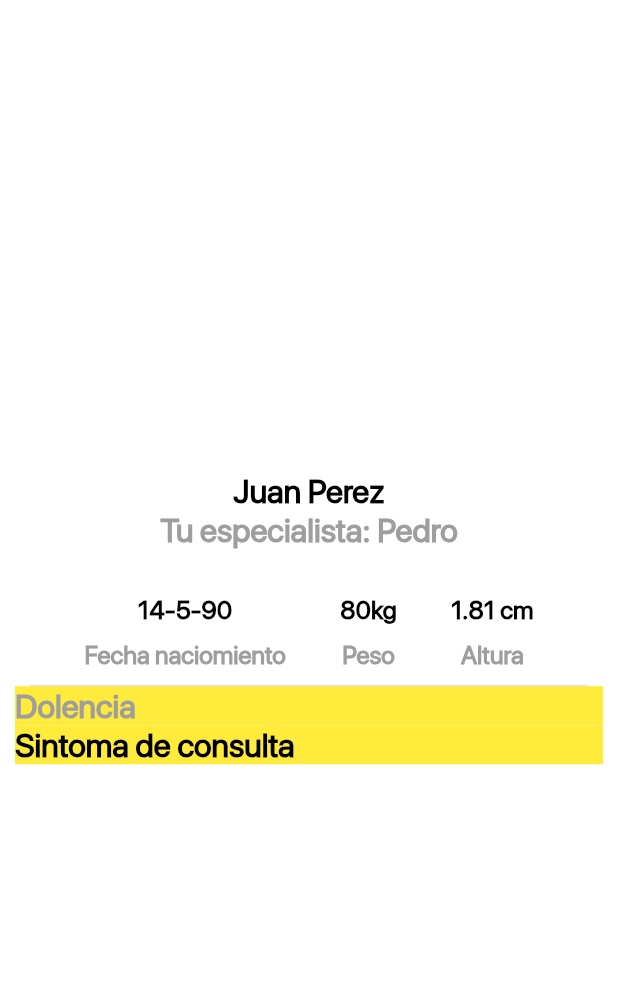
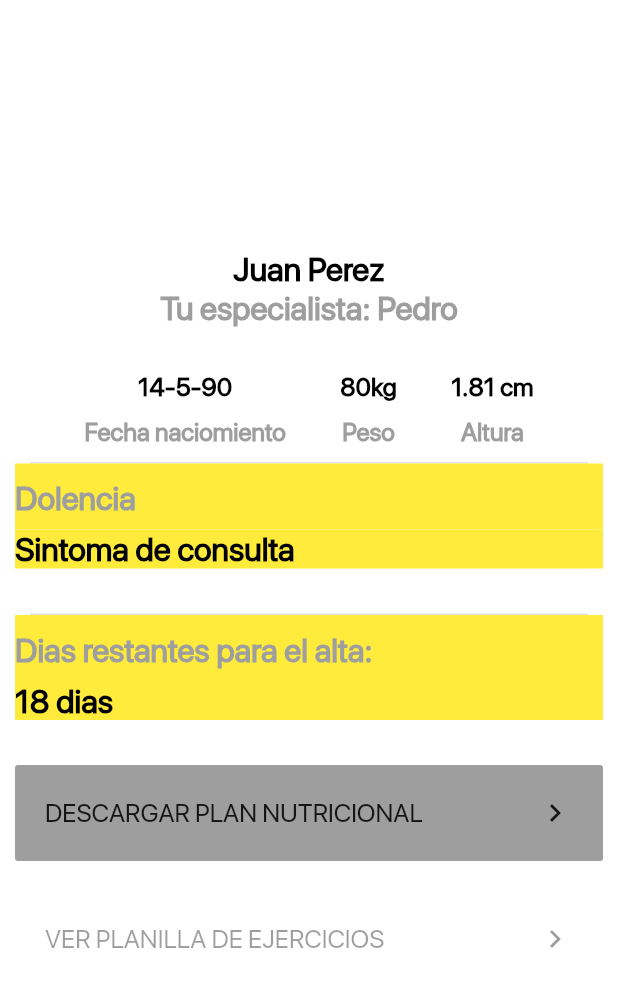
Before and after one commit to mastra/kinesop_app, a Flutter app: the UserScreen screen opened directly, on a phone screen of 412 x 824 dp. Shown: the top 987 px of the screen. Run offline on Flutter 3.47's test engine with Material 2 defaults, Android fonts, the light colour scheme and no system bars; our stand-ins replace get; statements that could not run were skipped.

Commit message:
pantalla usuario

```diff
--- a/lib/screen/user_screen.dart
+++ b/lib/screen/user_screen.dart
@@ -1,5 +1,6 @@
 import 'package:flutter/material.dart';
 import 'package:kinesio/main.dart';
+import 'package:get/get.dart';
 
 class UserScreen extends StatelessWidget {
   Widget userData(BuildContext context, String title, String subTitle) {
@@ -60,6 +61,7 @@ class UserScreen extends StatelessWidget {
               ),
               divider,
               Container(
+                padding: EdgeInsets.only(top: 10.0, bottom: 8),
                 color: Colors.yellow,
                 width: double.infinity,
                 child: Text(
@@ -74,6 +76,54 @@ class UserScreen extends StatelessWidget {
                 child: Text("Sintoma de consulta",
                     style: Theme.of(context).textTheme.headline3),
               ),
+              SizedBox(
+                height: 30,
+              ),
+              divider,
+              Container(
+                padding: EdgeInsets.only(top: 10.0, bottom: 8),
+                color: Colors.yellow,
+                width: double.infinity,
+                child: Text(
+                  "Dias restantes para el alta:",
+                  style: heading3gray,
+                  textAlign: TextAlign.start,
+                ),
+              ),
+              Container(
+                color: Colors.yellow,
+                width: double.infinity,
+                child: Text("18 dias",
+                    style: Theme.of(context).textTheme.headline3),
+              ),
+              SizedBox(
+                height: 30,
+              ),
+              FlatButton(
+                color: Colors.black38,
+                onPressed: () {},
+                child: Row(
+                  children: [
+                    Expanded(child: Text("DESCARGAR PLAN NUTRICIONAL")),
+                    Icon(Icons.chevron_right),
+                  ],
+                ),
+              ),
+              SizedBox(
+                height: 20,
+              ),
+              FlatButton(
+                color: Colors.black38,
+                onPressed: () {
+                  Get.to()
+                },
+                child: Row(
+                  children: [
+                    Expanded(child: Text("VER PLANILLA DE EJERCICIOS")),
+                    Icon(Icons.chevron_right),
+                  ],
+                ),
+              ),
             ],
           ),
         ),
```
